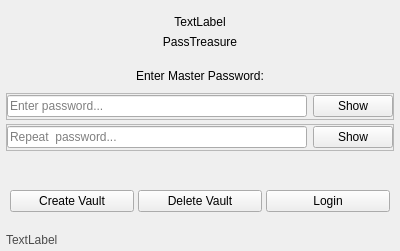
Old version of the form src/loginwindow.ui in the repository sera619/PassTreasure.
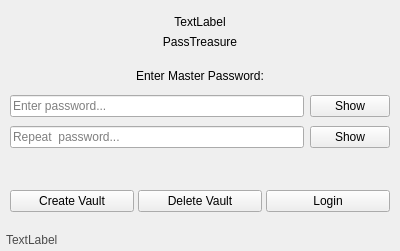
New version of the form.

```diff
--- a/src/loginwindow.ui
+++ b/src/loginwindow.ui
@@ -77,20 +77,20 @@
    <item>
     <widget class="QFrame" name="frame">
      <property name="frameShape">
-      <enum>QFrame::Shape::StyledPanel</enum>
+      <enum>QFrame::Shape::NoFrame</enum>
      </property>
      <property name="frameShadow">
       <enum>QFrame::Shadow::Raised</enum>
      </property>
      <layout class="QHBoxLayout" name="horizontalLayout">
       <property name="leftMargin">
-       <number>0</number>
+       <number>4</number>
       </property>
       <property name="topMargin">
        <number>0</number>
       </property>
       <property name="rightMargin">
-       <number>0</number>
+       <number>4</number>
       </property>
       <property name="bottomMargin">
        <number>0</number>
@@ -123,20 +123,20 @@
    <item>
     <widget class="QFrame" name="pw2Frame">
      <property name="frameShape">
-      <enum>QFrame::Shape::StyledPanel</enum>
+      <enum>QFrame::Shape::NoFrame</enum>
      </property>
      <property name="frameShadow">
       <enum>QFrame::Shadow::Raised</enum>
      </property>
      <layout class="QHBoxLayout" name="horizontalLayout_2">
       <property name="leftMargin">
-       <number>0</number>
+       <number>4</number>
       </property>
       <property name="topMargin">
        <number>0</number>
       </property>
       <property name="rightMargin">
-       <number>0</number>
+       <number>4</number>
       </property>
       <property name="bottomMargin">
        <number>0</number>
```
